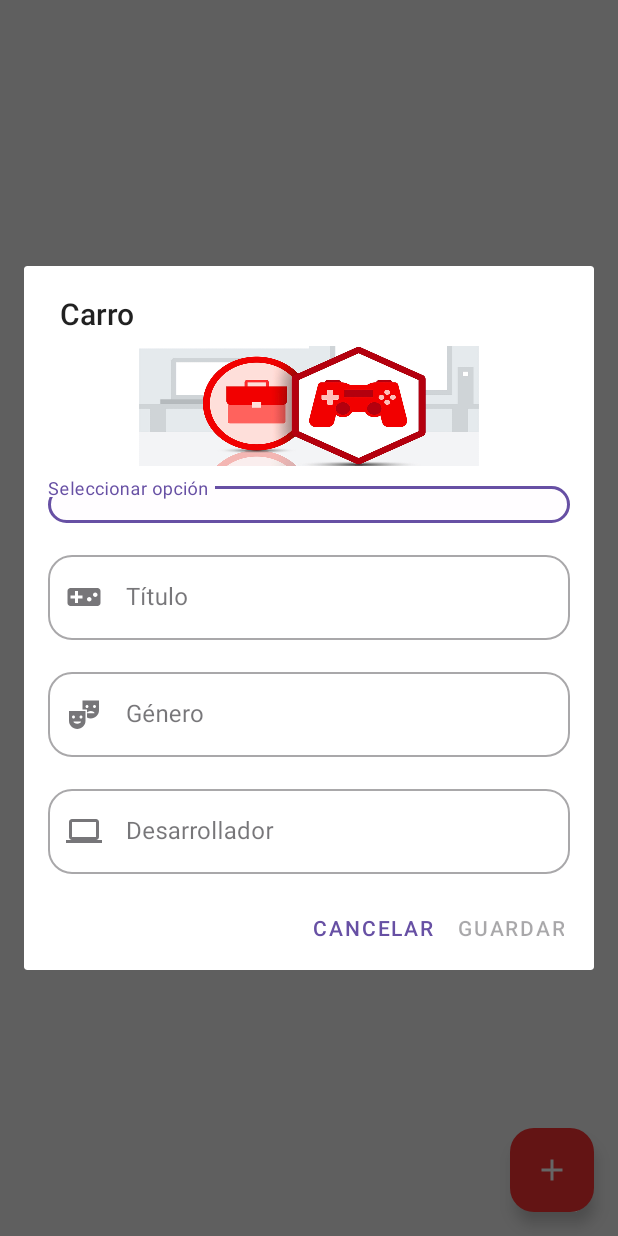
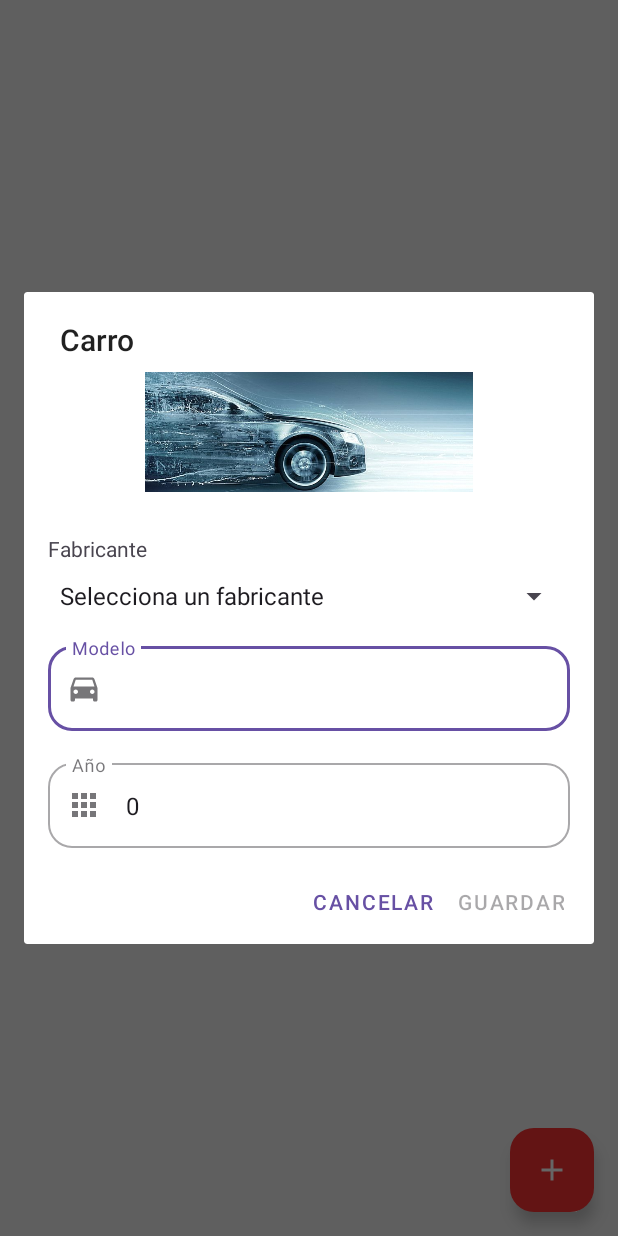
Before and after one commit to hamv15/Desarrollo-Android-Kotlin-Modulo6-Practica1, an Android app: the screen it shows after launch (MainActivity), after a tap on "Agregrar elemento", on a phone screen of 412 x 824 dp. Run offline under Robolectric (Android 15) with nearby library versions, the phone set to English and light mode, and no system bars; our stand-ins replace Room's generated code.

```diff
--- a/app/src/main/java/com/hamv15/modulo6practica1/ui/CarDialog.kt
+++ b/app/src/main/java/com/hamv15/modulo6practica1/ui/CarDialog.kt
@@ -5,9 +5,12 @@ import android.app.Dialog
 import android.os.Bundle
 import android.text.Editable
 import android.text.TextWatcher
+import android.view.View
+import android.widget.AdapterView
 import android.widget.ArrayAdapter
 import android.widget.AutoCompleteTextView
 import android.widget.Button
+import android.widget.Toast
 import androidx.fragment.app.DialogFragment
 import androidx.lifecycle.lifecycleScope
 import com.hamv15.modulo6practica1.R
@@ -23,7 +26,7 @@ import java.io.IOException
 
 class CarDialog(
     private val newCar: Boolean = true,
-    private var car: CarEntity =  CarEntity(
+    private val car: CarEntity =  CarEntity(
         carMaker="",
         model= "",
         carYear=0),
@@ -46,15 +49,15 @@ class CarDialog(
 
     private lateinit var repository: CarRepository
 
-
+    private lateinit var fabricanteGuardado: String
 
 
 
     override fun onCreateDialog(savedInstanceState: Bundle?): Dialog {
-        val dropdownOptions = arrayOf("Opción 1", "Opción 2", "Opción 3", "Opción 4")
 
-        val adapter = ArrayAdapter(requireContext(), R.layout.dropdown_item, dropdownOptions)
-        val autoCompleteTextView = view?.findViewById<AutoCompleteTextView>(R.id.actvDropdown)
+        fabricanteGuardado=car.carMaker
+        //Variable para almacenar el fabricante seleccionado
+        var fabricanteSeleccionado: String= ""
 
         _binding = CarDialogBinding.inflate(requireActivity().layoutInflater)
 
@@ -62,10 +65,43 @@ class CarDialog(
 
         repository = (requireContext().applicationContext as Modulo6Practica1App).repository
 
-        autoCompleteTextView?.setAdapter(adapter)
+        // Configura el adaptador para el Spinner
+        val fabricantesCarros = arrayOf("Selecciona un fabricante", "Cupra", "Ford", "Toyota") // Aquí puedes establecer tus opciones para el droplist
+        val adapter = ArrayAdapter(requireContext(), android.R.layout.simple_spinner_item, fabricantesCarros)
+        adapter.setDropDownViewResource(android.R.layout.simple_spinner_dropdown_item)
+        binding.spMaker.adapter = adapter // Aquí asigna el adaptador al Spinner
+
+        // Escucha los cambios en la selección del Spinner
+        binding.spMaker.onItemSelectedListener = object : AdapterView.OnItemSelectedListener {
+            override fun onItemSelected(parent: AdapterView<*>?, view: View?, position: Int, id: Long) {
+                fabricanteSeleccionado = fabricantesCarros[position]
+                //Se valida que el seleccionado sea diferente del guardado para habilidar validacion del formulario
+                if (fabricanteGuardado != fabricanteSeleccionado){
+                    // Si la selección es diferente al guardado, se disparan validaciones del formulario
+                    saveButton?.isEnabled = validateFields()
+                }else{
+                    saveButton?.isEnabled = false
+                }
+
+            }
+
+            override fun onNothingSelected(parent: AdapterView<*>?) {
+                // No es necesario hacer nada aquí si no se selecciona nada
+
+            }
+        }
 
         binding.apply {
             //Se fijan los datos del elemento
+
+            when (car.carMaker) {
+                "Cupra" -> binding.spMaker.setSelection(1)
+                "Ford" -> binding.spMaker.setSelection(2)
+                "Toyota" -> binding.spMaker.setSelection(3)
+                else -> binding.spMaker.setSelection(0)
+            }
+            binding.tietModel.setText(car.model)
+            binding.tietYear.setText(car.carYear.toString())
         }
 
         //Funcionamiento del dialog para insercion, actualizacion y borrado
@@ -76,14 +112,14 @@ class CarDialog(
                 {
                     //Accion de guardar
                     car.apply {
-                        carMaker=binding.tietTitle.text.toString().trim()
-                        model=binding.tietGenre.text.toString().trim()
-                        carYear=binding.tietDeveloper.text.toString().trim().toInt()
+                        carMaker=fabricanteSeleccionado
+                        model=binding.tietModel.text.toString().trim()
+                        carYear=binding.tietYear.text.toString().trim().toInt()
                     }
                     try {
                         lifecycleScope.launch(Dispatchers.IO) {
                             val result = async {
-                                repository.insertcar(car)
+                                repository.insertCar(car)
                             }
                             result.await()
                             withContext(Dispatchers.Main){
@@ -107,14 +143,14 @@ class CarDialog(
                 {
                     //Accion de actualizar
                     car.apply {
-                        carMaker=binding.tietTitle.text.toString().trim()
-                        model=binding.tietGenre.text.toString().trim()
-                        carYear=binding.tietDeveloper.text.toString().trim().toInt()
+                        carMaker=fabricanteSeleccionado
+                        model=binding.tietModel.text.toString().trim()
+                        carYear=binding.tietYear.text.toString().trim().toInt()
                     }
                     try {
                         lifecycleScope.launch(Dispatchers.IO) {
                             val result = async {
-                                repository.updatecar(car)
+                                repository.updateCar(car)
                             }
                             result.await()
                             withContext(Dispatchers.Main){
@@ -139,11 +175,11 @@ class CarDialog(
                             try {
                                 lifecycleScope.launch(Dispatchers.IO) {
                                     val result = async {
-                                        repository.deletecar(car)
+                                        repository.deleteCar(car)
                                     }
                                     result.await()
                                     withContext(Dispatchers.Main){
-                                        message(getString(R.string.eliminado_exitoso))
+                                        message(context.getString(R.string.eliminado_exitoso))
                                         updateUI()
                                     }
                                 }
@@ -155,6 +191,7 @@ class CarDialog(
                             }
                         }
                         .setNegativeButton("Cancelar"){_, _ ->
+
                         }
                         .create()
                         .show()
@@ -174,7 +211,8 @@ class CarDialog(
         saveButton = alertDialog.getButton(AlertDialog.BUTTON_POSITIVE)
         saveButton?.isEnabled = false
 
-        binding.tietTitle.addTextChangedListener(object: TextWatcher {
+
+        binding.tietModel.addTextChangedListener(object: TextWatcher {
             override fun beforeTextChanged(s: CharSequence?, start: Int, count: Int, after: Int) {
 
             }
@@ -188,21 +226,7 @@ class CarDialog(
             }
 
         })
-        binding.tietGenre.addTextChangedListener(object: TextWatcher {
-            override fun beforeTextChanged(s: CharSequence?, start: Int, count: Int, after: Int) {
-
-            }
-
-            override fun onTextChanged(s: CharSequence?, start: Int, before: Int, count: Int) {
-
-            }
-
-            override fun afterTextChanged(s: Editable?) {
-                saveButton?.isEnabled = validateFields()
-            }
-
-        })
-        binding.tietDeveloper.addTextChangedListener(object: TextWatcher {
+        binding.tietYear.addTextChangedListener(object: TextWatcher {
             override fun beforeTextChanged(s: CharSequence?, start: Int, count: Int, after: Int) {
 
             }
@@ -219,10 +243,14 @@ class CarDialog(
 
     }
 
-    private fun validateFields(): Boolean =
-        (binding.tietTitle.text.toString().isNotEmpty() &&
-                binding.tietGenre.text.toString().isNotEmpty() &&
-                binding.tietDeveloper.text.toString().isNotEmpty())
+
+    private fun validateFields(): Boolean{
+        val fabricanteSeleccionado = binding.spMaker.selectedItem?.toString() ?: ""
+        val modelo = binding.tietModel.text.toString()
+        val year = binding.tietYear.text.toString()
+        return fabricanteSeleccionado != "Selecciona un fabricante"  && modelo.isNotEmpty() && year.isNotEmpty()
+    }
+
 
     private fun buildDialog(
         btn1Text: String,
--- a/app/src/main/java/com/hamv15/modulo6practica1/ui/MainActivity.kt
+++ b/app/src/main/java/com/hamv15/modulo6practica1/ui/MainActivity.kt
@@ -4,11 +4,13 @@ import android.graphics.Color
 import android.os.Bundle
 import android.view.View
 import android.widget.ArrayAdapter
+import android.widget.LinearLayout
 import androidx.activity.enableEdgeToEdge
 import androidx.appcompat.app.AppCompatActivity
 import androidx.core.view.ViewCompat
 import androidx.core.view.WindowInsetsCompat
 import androidx.lifecycle.lifecycleScope
+import androidx.recyclerview.widget.LinearLayoutManager
 import com.google.android.material.snackbar.Snackbar
 import com.hamv15.modulo6practica1.R
 import com.hamv15.modulo6practica1.application.Modulo6Practica1App
@@ -47,12 +49,19 @@ class MainActivity : AppCompatActivity() {
 
                 }
             )
+            dialog.show(supportFragmentManager, "updatedIALOG")
         }
+
+        binding.rvCars.apply {
+            layoutManager = LinearLayoutManager(this@MainActivity)
+            adapter = carAdapter
+        }
+        updateUI()
     }
 
     private fun updateUI(){
         lifecycleScope.launch() {
-            cars = repository.getAllcars()
+            cars = repository.getAllCars()
 
             binding.tvSinRegistros.visibility=
                 if (cars.isEmpty()){
--- /dev/null
+++ b/app/src/main/res/drawable/car.xml
@@ -0,0 +1,5 @@
+<vector xmlns:android="http://schemas.android.com/apk/res/android" android:height="24dp" android:tint="#000000" android:viewportHeight="24" android:viewportWidth="24" android:width="24dp">
+
+    <path android:fillColor="@android:color/white" android:pathData="M18.92,6.01C18.72,5.42 18.16,5 17.5,5h-11c-0.66,0 -1.21,0.42 -1.42,1.01L3,12v8c0,0.55 0.45,1 1,1h1c0.55,0 1,-0.45 1,-1v-1h12v1c0,0.55 0.45,1 1,1h1c0.55,0 1,-0.45 1,-1v-8l-2.08,-5.99zM6.5,16c-0.83,0 -1.5,-0.67 -1.5,-1.5S5.67,13 6.5,13s1.5,0.67 1.5,1.5S7.33,16 6.5,16zM17.5,16c-0.83,0 -1.5,-0.67 -1.5,-1.5s0.67,-1.5 1.5,-1.5 1.5,0.67 1.5,1.5 -0.67,1.5 -1.5,1.5zM5,11l1.5,-4.5h11L19,11L5,11z"/>
+
+</vector>
--- a/app/src/main/res/drawable/ic_developer.xml
+++ /dev/null
@@ -1,5 +0,0 @@
-<vector android:height="24dp" android:tint="#000000"
-    android:viewportHeight="24" android:viewportWidth="24"
-    android:width="24dp" xmlns:android="http://schemas.android.com/apk/res/android">
-    <path android:fillColor="@android:color/white" android:pathData="M20,18c1.1,0 1.99,-0.9 1.99,-2L22,6c0,-1.1 -0.9,-2 -2,-2H4c-1.1,0 -2,0.9 -2,2v10c0,1.1 0.9,2 2,2H0v2h24v-2h-4zM4,6h16v10H4V6z"/>
-</vector>
--- a/app/src/main/res/drawable/ic_genre.xml
+++ /dev/null
@@ -1,6 +0,0 @@
-<vector android:height="24dp" android:tint="#000000"
-    android:viewportHeight="24" android:viewportWidth="24"
-    android:width="24dp" xmlns:android="http://schemas.android.com/apk/res/android">
-    <path android:fillColor="@android:color/white" android:pathData="M2,16.5C2,19.54 4.46,22 7.5,22s5.5,-2.46 5.5,-5.5V10H2V16.5zM7.5,18.5C6.12,18.5 5,17.83 5,17h5C10,17.83 8.88,18.5 7.5,18.5zM10,13c0.55,0 1,0.45 1,1c0,0.55 -0.45,1 -1,1s-1,-0.45 -1,-1C9,13.45 9.45,13 10,13zM5,13c0.55,0 1,0.45 1,1c0,0.55 -0.45,1 -1,1s-1,-0.45 -1,-1C4,13.45 4.45,13 5,13z"/>
-    <path android:fillColor="@android:color/white" android:pathData="M11,3v6h3v2.5c0,-0.83 1.12,-1.5 2.5,-1.5c1.38,0 2.5,0.67 2.5,1.5h-5V14v0.39c0.75,0.38 1.6,0.61 2.5,0.61c3.04,0 5.5,-2.46 5.5,-5.5V3H11zM14,8.08c-0.55,0 -1,-0.45 -1,-1c0,-0.55 0.45,-1 1,-1s1,0.45 1,1C15,7.64 14.55,8.08 14,8.08zM19,8.08c-0.55,0 -1,-0.45 -1,-1c0,-0.55 0.45,-1 1,-1s1,0.45 1,1C20,7.64 19.55,8.08 19,8.08z"/>
-</vector>
--- a/app/src/main/res/drawable/ic_title.xml
+++ /dev/null
@@ -1,5 +0,0 @@
-<vector android:height="24dp" android:tint="#000000"
-    android:viewportHeight="24" android:viewportWidth="24"
-    android:width="24dp" xmlns:android="http://schemas.android.com/apk/res/android">
-    <path android:fillColor="@android:color/white" android:pathData="M21,6L3,6c-1.1,0 -2,0.9 -2,2v8c0,1.1 0.9,2 2,2h18c1.1,0 2,-0.9 2,-2L23,8c0,-1.1 -0.9,-2 -2,-2zM11,13L8,13v3L6,16v-3L3,13v-2h3L6,8h2v3h3v2zM15.5,15c-0.83,0 -1.5,-0.67 -1.5,-1.5s0.67,-1.5 1.5,-1.5 1.5,0.67 1.5,1.5 -0.67,1.5 -1.5,1.5zM19.5,12c-0.83,0 -1.5,-0.67 -1.5,-1.5S18.67,9 19.5,9s1.5,0.67 1.5,1.5 -0.67,1.5 -1.5,1.5z"/>
-</vector>
--- /dev/null
+++ b/app/src/main/res/drawable/year.xml
@@ -0,0 +1,5 @@
+<vector xmlns:android="http://schemas.android.com/apk/res/android" android:height="24dp" android:tint="#000000" android:viewportHeight="24" android:viewportWidth="24" android:width="24dp">
+
+    <path android:fillColor="@android:color/white" android:pathData="M4,8h4L8,4L4,4v4zM10,20h4v-4h-4v4zM4,20h4v-4L4,16v4zM4,14h4v-4L4,10v4zM10,14h4v-4h-4v4zM16,4v4h4L20,4h-4zM10,8h4L14,4h-4v4zM16,14h4v-4h-4v4zM16,20h4v-4h-4v4z"/>
+
+</vector>
--- a/app/src/main/res/layout/activity_main.xml
+++ b/app/src/main/res/layout/activity_main.xml
@@ -10,7 +10,7 @@
     tools:context=".ui.MainActivity">
 
     <androidx.recyclerview.widget.RecyclerView
-        android:id="@+id/rvGames"
+        android:id="@+id/rvCars"
         android:layout_width="match_parent"
         android:layout_height="match_parent"
         android:layout_gravity="center_vertical|center_horizontal" />
--- a/app/src/main/res/layout/car_dialog.xml
+++ b/app/src/main/res/layout/car_dialog.xml
@@ -12,7 +12,7 @@
         android:layout_marginTop="8dp"
         android:contentDescription="Header"
         android:scaleType="fitCenter"
-        app:srcCompat="@drawable/header" />
+        app:srcCompat="@drawable/banner" />
 
     <com.google.android.material.textfield.TextInputLayout
         android:id="@+id/tilDropdown"
@@ -30,20 +30,25 @@
         app:boxCornerRadiusTopEnd="16dp"
         app:boxCornerRadiusTopStart="16dp">
 
-        <AutoCompleteTextView
-            android:id="@+id/actvDropdown"
+        <TextView
+            android:id="@+id/labelNacionalidad"
+            android:text="Fabricante"
+            android:layout_marginTop="20dp"
+            android:layout_marginBottom="10dp"
+            android:layout_below="@id/ivHeader"
+            android:layout_width="wrap_content"
+            android:layout_height="wrap_content"/>
+
+        <Spinner
+            android:id="@+id/spMaker"
             android:layout_width="match_parent"
-            android:layout_height="wrap_content"
-            android:inputType="none"
-            android:cursorVisible="false"
-            android:background="@null"
-            android:editable="false"/>
+            android:layout_height="wrap_content"/>
 
     </com.google.android.material.textfield.TextInputLayout>
 
 
     <com.google.android.material.textfield.TextInputLayout
-        android:id="@+id/tilTitle"
+        android:id="@+id/tilModel"
         style="@style/Widget.MaterialComponents.TextInputLayout.OutlinedBox"
         android:layout_width="match_parent"
         android:layout_height="wrap_content"
@@ -51,16 +56,16 @@
         android:layout_marginTop="8dp"
         android:layout_marginEnd="16dp"
         android:layout_marginBottom="8dp"
-        android:hint="Título"
+        android:hint="Modelo"
         app:boxBackgroundMode="outline"
         app:boxCornerRadiusBottomEnd="16dp"
         app:boxCornerRadiusBottomStart="16dp"
         app:boxCornerRadiusTopEnd="16dp"
         app:boxCornerRadiusTopStart="16dp"
-        app:startIconDrawable="@drawable/ic_title">
+        app:startIconDrawable="@drawable/car">
 
         <com.google.android.material.textfield.TextInputEditText
-            android:id="@+id/tietTitle"
+            android:id="@+id/tietModel"
             android:layout_width="match_parent"
             android:layout_height="wrap_content"
             android:imeOptions="actionDone"
@@ -72,7 +77,7 @@
     </com.google.android.material.textfield.TextInputLayout>
 
     <com.google.android.material.textfield.TextInputLayout
-        android:id="@+id/tilGenre"
+        android:id="@+id/tilYear"
         style="@style/Widget.MaterialComponents.TextInputLayout.OutlinedBox"
         android:layout_width="match_parent"
         android:layout_height="wrap_content"
@@ -80,49 +85,20 @@
         android:layout_marginTop="8dp"
         android:layout_marginEnd="16dp"
         android:layout_marginBottom="8dp"
-        android:hint="Género"
+        android:hint="Año"
         app:boxBackgroundMode="outline"
         app:boxCornerRadiusBottomEnd="16dp"
         app:boxCornerRadiusBottomStart="16dp"
         app:boxCornerRadiusTopEnd="16dp"
         app:boxCornerRadiusTopStart="16dp"
-        app:startIconDrawable="@drawable/ic_genre">
+        app:startIconDrawable="@drawable/year">
 
         <com.google.android.material.textfield.TextInputEditText
-            android:id="@+id/tietGenre"
+            android:id="@+id/tietYear"
             android:layout_width="match_parent"
             android:layout_height="wrap_content"
             android:imeOptions="actionDone"
-            android:inputType="text"
-            android:maxLines="1">
-
-        </com.google.android.material.textfield.TextInputEditText>
-
-    </com.google.android.material.textfield.TextInputLayout>
-
-    <com.google.android.material.textfield.TextInputLayout
-        android:id="@+id/tilDeveloper"
-        style="@style/Widget.MaterialComponents.TextInputLayout.OutlinedBox"
-        android:layout_width="match_parent"
-        android:layout_height="wrap_content"
-        android:layout_marginStart="16dp"
-        android:layout_marginTop="8dp"
-        android:layout_marginEnd="16dp"
-        android:layout_marginBottom="8dp"
-        android:hint="Desarrollador"
-        app:boxBackgroundMode="outline"
-        app:boxCornerRadiusBottomEnd="16dp"
-        app:boxCornerRadiusBottomStart="16dp"
-        app:boxCornerRadiusTopEnd="16dp"
-        app:boxCornerRadiusTopStart="16dp"
-        app:startIconDrawable="@drawable/ic_developer">
-
-        <com.google.android.material.textfield.TextInputEditText
-            android:id="@+id/tietDeveloper"
-            android:layout_width="match_parent"
-            android:layout_height="wrap_content"
-            android:imeOptions="actionDone"
-            android:inputType="text"
+            android:inputType="number"
             android:maxLines="1">
 
         </com.google.android.material.textfield.TextInputEditText>
@@ -130,4 +106,5 @@
     </com.google.android.material.textfield.TextInputLayout>
 
 
+
 </LinearLayout>
--- a/app/src/main/res/layout/dropdown_item.xml
+++ b/app/src/main/res/layout/dropdown_item.xml
@@ -4,7 +4,7 @@
     android:layout_width="match_parent"
     android:layout_height="match_parent">
 
-    <TextView xmlns:android="http://schemas.android.com/apk/res/android"
+    <TextView
         android:layout_width="match_parent"
         android:layout_height="wrap_content"
         android:textAppearance="?attr/textAppearanceSubtitle1"
```
Also changed, not shown: app/src/main/java/com/hamv15/modulo6practica1/data/CarRepository.kt (+4 -4 lines), app/src/main/java/com/hamv15/modulo6practica1/ui/CarViewHolder.kt (+14 -2 lines), app/src/main/res/layout/car_element.xml (+9 -9 lines), app/src/main/res/drawable/banner.jpeg (added), app/src/main/res/drawable/cupra.jpeg (added), app/src/main/res/drawable/ford.jpeg (added), app/src/main/res/drawable/gamepad.png (deleted), app/src/main/res/drawable/toyota.jpeg (added).
